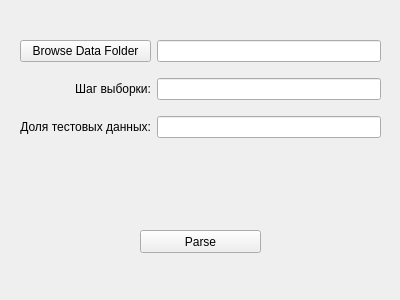
Old version of the form designs/parser.ui in the repository FolloW12587/diplom_nnetwork.
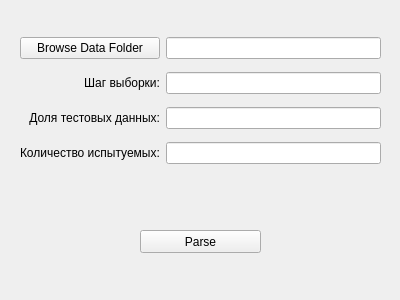
New version of the form.

Commit message: added new setting into window parser

Patch:
```diff
--- a/designs/parser.ui
+++ b/designs/parser.ui
@@ -19,7 +19,7 @@
      <x>20</x>
      <y>30</y>
      <width>361</width>
-     <height>121</height>
+     <height>141</height>
     </rect>
    </property>
    <layout class="QGridLayout" name="gridLayout">
@@ -59,6 +59,16 @@
     <item row="4" column="1">
      <widget class="QLineEdit" name="textProc"/>
     </item>
+    <item row="5" column="0">
+     <widget class="QLabel" name="labelTesteeCount">
+      <property name="text">
+       <string>Количество испытуемых:</string>
+      </property>
+     </widget>
+    </item>
+    <item row="5" column="1">
+     <widget class="QLineEdit" name="textTesteeCount"/>
+    </item>
    </layout>
   </widget>
   <widget class="QPushButton" name="buttonParseData">
```
Left out of the diff: 24 changed lines with no effect on the pictures. The commit also changes 2 other files.
